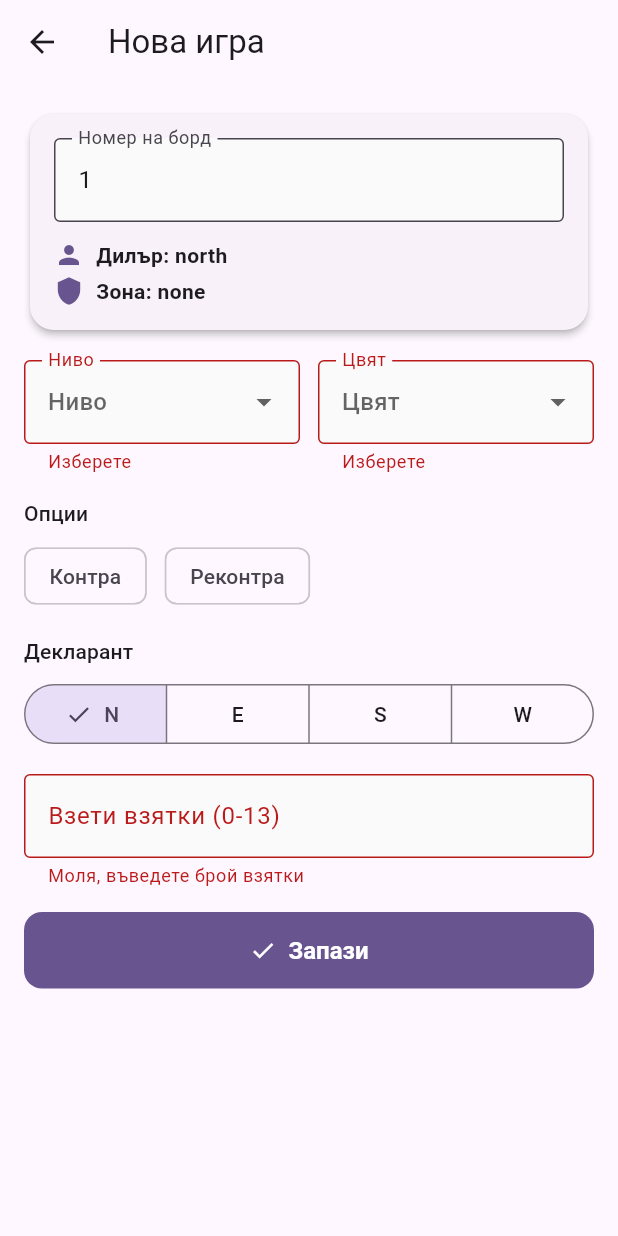
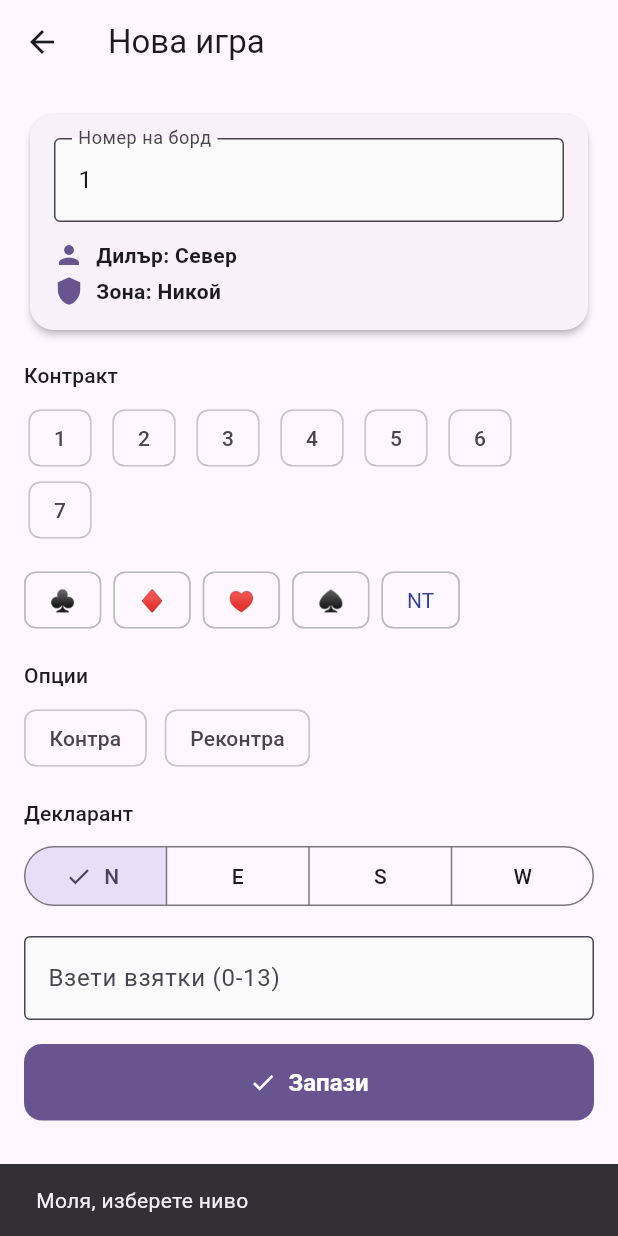
Before and after one commit to NikiKonstantinov04/score_sheet, a Flutter app: the GameInputScreen screen opened directly, after a tap on "Запази", on a phone screen of 412 x 824 dp. Run offline on Flutter 3.47's test engine with Material 3 defaults, Android fonts, the phone set to English and light mode, and no system bars; our stand-ins replace shared_preferences; accounts and stored records are empty.

Commit message:
Backup преди пускане на версия 2

```diff
--- a/lib/models/enums.dart
+++ b/lib/models/enums.dart
@@ -4,6 +4,20 @@ enum Direction {
   east,
   south,
   west,
+}
+extension DirectionName on Direction {
+  String get bgName {
+    switch (this) {
+      case Direction.north:
+        return 'Север';
+      case Direction.south:
+        return 'Юг';
+      case Direction.east:
+        return 'Изток';
+      case Direction.west:
+        return 'Запад';
+    }
+  }
 }
 
 /// Цветове, включително без коз.
@@ -25,3 +39,18 @@ enum Zones {
   ew,
   all,
 }
+
+extension ZonesName on Zones {
+  String get bgName {
+    switch (this) {
+      case Zones.none:
+        return 'Никой';
+      case Zones.ns:
+        return 'Север-Юг';
+      case Zones.ew:
+        return 'Изток-Запад';
+      case Zones.all:
+        return 'Всички';
+    }
+  }
+}
--- a/lib/screens/game_input_screen.dart
+++ b/lib/screens/game_input_screen.dart
@@ -1,13 +1,9 @@
 import 'package:flutter/material.dart';
-import '../models/board.dart';
-import '../models/contract.dart';
-import '../models/enums.dart';
-import '../models/game.dart';
+import '../models/models.dart';
 
 /// Формуляр за въвеждане на нова игра.
 class GameInputScreen extends StatefulWidget {
-
-  final List<int> usedBoardNumbers; //списък със записани игри
+  final List<int> usedBoardNumbers;
   final bool showHcpField;
   final Game? existingGame;
 
@@ -16,7 +12,6 @@ class GameInputScreen extends StatefulWidget {
     this.usedBoardNumbers = const [],
     this.showHcpField = false,
     this.existingGame,
-
   });
 
   @override
@@ -32,7 +27,7 @@ class _GameInputScreenState extends State<GameInputScreen> {
 
   int? _level;
   Suit? _suit;
-  Direction _declarer = Direction.north; // non-null, начална стойност
+  Direction _declarer = Direction.north;
   bool _doubled = false;
   bool _redoubled = false;
 
@@ -55,7 +50,6 @@ class _GameInputScreenState extends State<GameInputScreen> {
         _hcpController.text = '${game.hcp}';
       }
     } else {
-      // досегашната логика за намиране на следващ свободен номер
       int nextBoardNumber = 1;
       while (widget.usedBoardNumbers.contains(nextBoardNumber)) {
         nextBoardNumber++;
@@ -73,7 +67,36 @@ class _GameInputScreenState extends State<GameInputScreen> {
     super.dispose();
   }
 
+  /// Връща цвят за съответния suit.
+  Color _suitColor(Suit suit) {
+    switch (suit) {
+      case Suit.club:
+        return Colors.grey.shade700;
+      case Suit.diamond:
+        return Colors.orange.shade700;
+      case Suit.heart:
+        return Colors.red.shade700;
+      case Suit.spade:
+        return Colors.black;
+      case Suit.noTrump:
+        return Colors.indigo.shade700;
+    }
+  }
+
+  /// Валидира формата и връща Game, ако всичко е наред.
   Game? _createGame() {
+    if (_level == null) {
+      ScaffoldMessenger.of(context).showSnackBar(
+        const SnackBar(content: Text('Моля, изберете ниво')),
+      );
+      return null;
+    }
+    if (_suit == null) {
+      ScaffoldMessenger.of(context).showSnackBar(
+        const SnackBar(content: Text('Моля, изберете цвят')),
+      );
+      return null;
+    }
     if (!_formKey.currentState!.validate()) return null;
 
     final boardNumber = int.parse(_boardNumberController.text);
@@ -113,7 +136,9 @@ class _GameInputScreenState extends State<GameInputScreen> {
             // Информация за борда
             Card(
               elevation: 2,
-              shape: RoundedRectangleBorder(borderRadius: BorderRadius.circular(16)),
+              shape: RoundedRectangleBorder(
+                borderRadius: BorderRadius.circular(16),
+              ),
               child: Padding(
                 padding: const EdgeInsets.all(16),
                 child: Column(
@@ -130,10 +155,12 @@ class _GameInputScreenState extends State<GameInputScreen> {
                     const SizedBox(height: 12),
                     Row(
                       children: [
-                        Icon(Icons.person, size: 20, color: Theme.of(context).colorScheme.primary),
+                        Icon(Icons.person,
+                            size: 20,
+                            color: Theme.of(context).colorScheme.primary),
                         const SizedBox(width: 8),
                         Text(
-                          'Дилър: ${_currentBoard.dealer.name}',
+                          'Дилър: ${_currentBoard.dealer.bgName}',
                           style: const TextStyle(fontWeight: FontWeight.bold),
                         ),
                       ],
@@ -141,10 +168,12 @@ class _GameInputScreenState extends State<GameInputScreen> {
                     const SizedBox(height: 4),
                     Row(
                       children: [
-                        Icon(Icons.shield, size: 20, color: Theme.of(context).colorScheme.primary),
+                        Icon(Icons.shield,
+                            size: 20,
+                            color: Theme.of(context).colorScheme.primary),
                         const SizedBox(width: 8),
                         Text(
-                          'Зона: ${_currentBoard.zone.name}',
+                          'Зона: ${_currentBoard.zone.bgName}',
                           style: const TextStyle(fontWeight: FontWeight.bold),
                         ),
                       ],
@@ -155,56 +184,57 @@ class _GameInputScreenState extends State<GameInputScreen> {
             ),
             const SizedBox(height: 16),
 
-            // Ниво и цвят на един ред
-            Row(
-              children: [
-                Expanded(
-                  child: DropdownButtonFormField<int>(
-                    initialValue: _level,
-                    hint: const Text('Ниво'),
-                    decoration: const InputDecoration(
-                      labelText: 'Ниво',
-                      border: OutlineInputBorder(),
-                    ),
-                    items: List.generate(7, (i) => i + 1)
-                        .map((l) => DropdownMenuItem(value: l, child: Text('$l')))
-                        .toList(),
-                    onChanged: (value) {
+            // Секция Контракт
+            Text('Контракт', style: Theme.of(context).textTheme.titleSmall),
+            const SizedBox(height: 8),
+            // Избор на ниво
+            Wrap(
+              spacing: 8,
+              children: List.generate(7, (i) {
+                final level = i + 1;
+                return ChoiceChip(
+                  label: Text('$level'),
+                  selected: _level == level,
+                  onSelected: (selected) {
                     setState(() {
-                        _level = value;
+                      _level = selected ? level : null;
                     });
                   },
-                    validator: (value) => value == null ? 'Изберете' : null,
+                );
+              }),
+            ),
+            const SizedBox(height: 12),
+            // Избор на цвят
+            Wrap(
+              spacing: 8,
+              children: Suit.values.map((suit) {
+                final isSelected = _suit == suit;
+                return ChoiceChip(
+                  label: Text(
+                    suit.symbol,
+                    style: TextStyle(
+                      color: _suitColor(suit),
+                      fontWeight: isSelected ? FontWeight.bold : FontWeight.normal,
                     ),
                   ),
-                const SizedBox(width: 12),
-                Expanded(
-                  child: DropdownButtonFormField<Suit>(
-                    initialValue: _suit,
-                    hint: const Text('Цвят'),
-                    decoration: const InputDecoration(
-                      labelText: 'Цвят',
-                      border: OutlineInputBorder(),
-                    ),
-                    items: Suit.values
-                        .map((s) => DropdownMenuItem(
-                      value: s,
-                      child: Text(s.symbol, style: const TextStyle(fontSize: 20)),
-                    ))
-                        .toList(),
-                    onChanged: (value) {
+                  selected: isSelected,
+                  onSelected: (selected) {
                     setState(() {
-                        _suit = value;
+                      _suit = selected ? suit : null;
                     });
                   },
-                    validator: (value) => value == null ? 'Изберете' : null,
+                  backgroundColor: Colors.transparent,
+                  selectedColor: _suitColor(suit).withValues(alpha: 0.2),
+                  side: BorderSide(
+                    color: isSelected ? _suitColor(suit) : Colors.grey.shade400,
                   ),
+                );
+              }).toList(),
             ),
-              ],
-            ),
+
             const SizedBox(height: 16),
 
-            // Контра/Реконтра и декларант
+            // Контра/Реконтра
             Text('Опции', style: Theme.of(context).textTheme.titleSmall),
             const SizedBox(height: 8),
             Row(
@@ -234,7 +264,7 @@ class _GameInputScreenState extends State<GameInputScreen> {
             ),
             const SizedBox(height: 16),
 
-            // Декларант – SegmentedButton
+            // Декларант
             Text('Декларант', style: Theme.of(context).textTheme.titleSmall),
             const SizedBox(height: 8),
             SegmentedButton<Direction>(
@@ -281,7 +311,7 @@ class _GameInputScreenState extends State<GameInputScreen> {
                 controller: _hcpController,
                 keyboardType: TextInputType.number,
                 decoration: const InputDecoration(
-                  labelText: 'Оньорни точки (HCP)',
+                  labelText: 'HCP в NS',
                   hintText: 'напр. 24',
                   border: OutlineInputBorder(),
                 ),
--- a/lib/screens/home_screen.dart
+++ b/lib/screens/home_screen.dart
@@ -1,6 +1,5 @@
 import 'package:flutter/material.dart';
 import '../scoring/scoring.dart';
-import '../services/storage_service.dart';
 import 'match_screen.dart';
 import 'load_match_screen.dart';
 
```
Also changed, not shown: lib/scoring/kare.dart (+20 -0 lines), lib/screens/results_screen.dart (+66 -128 lines), pubspec.lock, 9 other files. Lines whose indentation alone changed are shown as unchanged.
